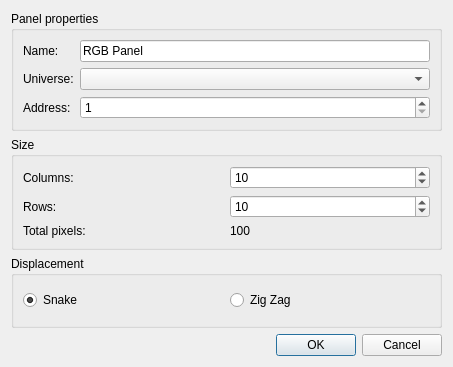
This is ui/src/addrgbpanel.ui in mcallegari/qlcplus as Qt 5 draws it before an edit. The edited form follows.
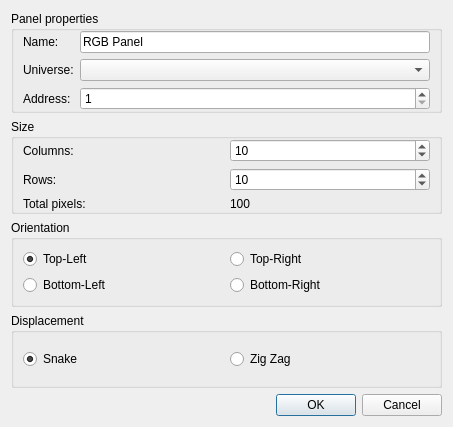
This is the edited form. Icons and pictures are not drawn.

Commit message: Fixture Manager: RGB Panel is now loaded correctly

```diff
--- a/ui/src/addrgbpanel.ui
+++ b/ui/src/addrgbpanel.ui
@@ -7,7 +7,7 @@
     <x>0</x>
     <y>0</y>
     <width>453</width>
-    <height>367</height>
+    <height>427</height>
    </rect>
   </property>
   <property name="windowTitle">
@@ -24,6 +24,12 @@
       <string>Panel properties</string>
      </property>
      <layout class="QVBoxLayout" name="verticalLayout_2">
+      <property name="topMargin">
+       <number>0</number>
+      </property>
+      <property name="bottomMargin">
+       <number>0</number>
+      </property>
       <item>
        <layout class="QGridLayout" name="gridLayout">
         <item row="1" column="0">
@@ -78,6 +84,12 @@
       <string>Size</string>
      </property>
      <layout class="QVBoxLayout" name="verticalLayout_3">
+      <property name="topMargin">
+       <number>0</number>
+      </property>
+      <property name="bottomMargin">
+       <number>0</number>
+      </property>
       <item>
        <layout class="QGridLayout" name="gridLayout_2">
         <item row="0" column="0">
@@ -133,6 +145,46 @@
      </layout>
     </widget>
    </item>
+   <item>
+    <widget class="QGroupBox" name="groupBox_4">
+     <property name="title">
+      <string>Orientation</string>
+     </property>
+     <layout class="QGridLayout" name="gridLayout_3">
+      <item row="0" column="1">
+       <widget class="QRadioButton" name="m_oriTopRightRadio">
+        <property name="text">
+         <string>Top-Right</string>
+        </property>
+       </widget>
+      </item>
+      <item row="0" column="0">
+       <widget class="QRadioButton" name="m_oriTopLeftRadio">
+        <property name="text">
+         <string>Top-Left</string>
+        </property>
+        <property name="checked">
+         <bool>true</bool>
+        </property>
+       </widget>
+      </item>
+      <item row="1" column="0">
+       <widget class="QRadioButton" name="m_oriBottomLeftRadio">
+        <property name="text">
+         <string>Bottom-Left</string>
+        </property>
+       </widget>
+      </item>
+      <item row="1" column="1">
+       <widget class="QRadioButton" name="m_oriBottomRightRadio">
+        <property name="text">
+         <string>Bottom-Right</string>
+        </property>
+       </widget>
+      </item>
+     </layout>
+    </widget>
+   </item>
    <item>
     <widget class="QGroupBox" name="groupBox_3">
      <property name="title">
```
The commit also changes 5 other files.
